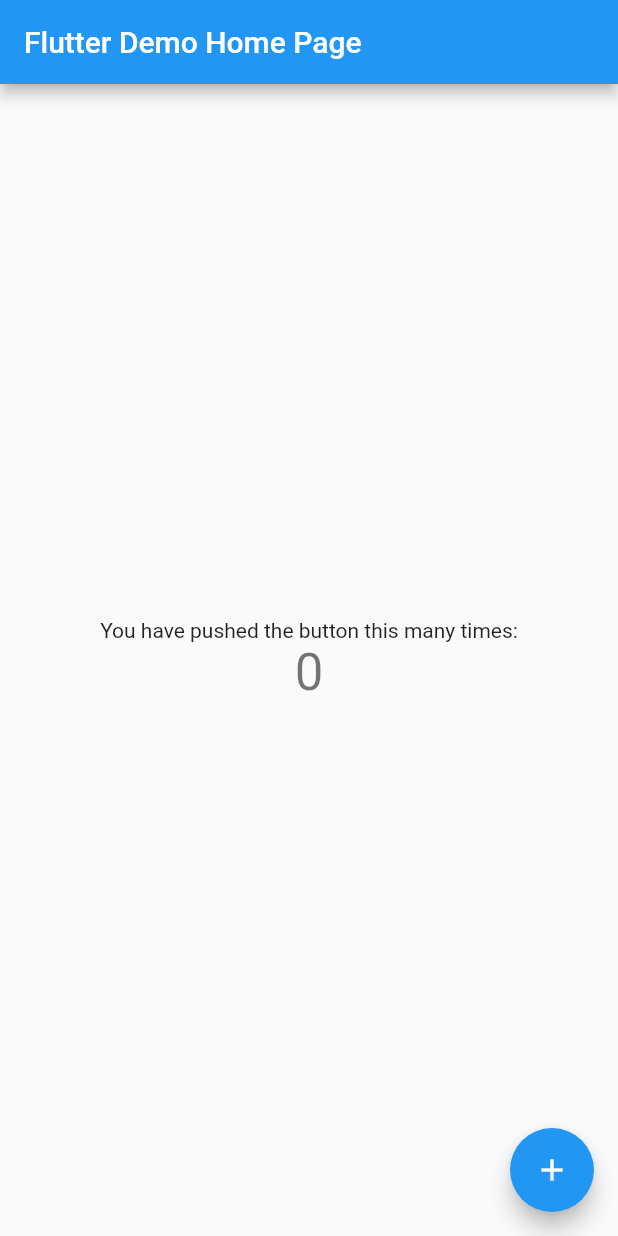
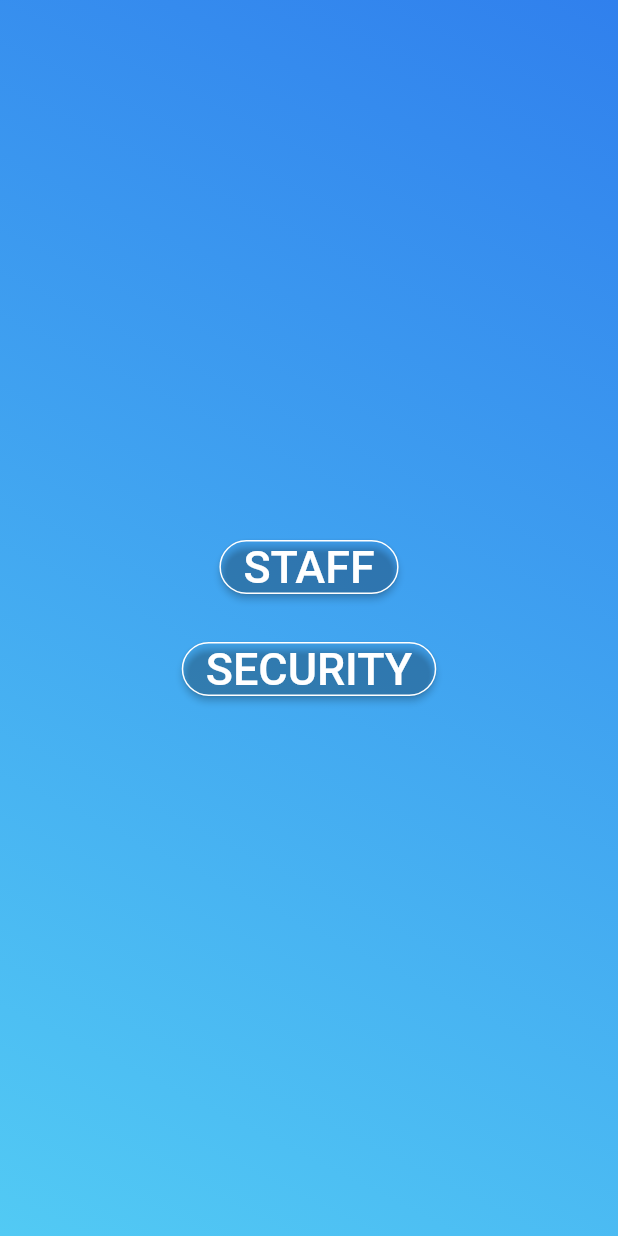
Before and after one commit to GoyalSidhant/SAKEC_GATE, a Flutter app: the screen it shows after launch, on a phone screen of 412 x 824 dp. Run offline on Flutter 3.47's test engine with Material 2 defaults, Android fonts, the phone set to English and light mode, and no system bars.

Commit message:
Startup Screen

```diff
--- a/lib/main.dart
+++ b/lib/main.dart
@@ -1,3 +1,4 @@
+import 'package:SAKEC_GATE/screens/startup.dart';
 import 'package:flutter/material.dart';
 
 void main() {
@@ -9,109 +10,14 @@ class MyApp extends StatelessWidget {
   @override
   Widget build(BuildContext context) {
     return MaterialApp(
-      title: 'Flutter Demo',
+      title: 'SAKEC GATE',
+      debugShowCheckedModeBanner: false,
       theme: ThemeData(
-        // This is the theme of your application.
-        //
-        // Try running your application with "flutter run". You'll see the
-        // application has a blue toolbar. Then, without quitting the app, try
-        // changing the primarySwatch below to Colors.green and then invoke
-        // "hot reload" (press "r" in the console where you ran "flutter run",
-        // or simply save your changes to "hot reload" in a Flutter IDE).
-        // Notice that the counter didn't reset back to zero; the application
-        // is not restarted.
-        primarySwatch: Colors.blue,
-        // This makes the visual density adapt to the platform that you run
-        // the app on. For desktop platforms, the controls will be smaller and
-        // closer together (more dense) than on mobile platforms.
+        primaryColor: Color(0xff51a4da),
         visualDensity: VisualDensity.adaptivePlatformDensity,
       ),
-      home: MyHomePage(title: 'Flutter Demo Home Page'),
+      home: StartupScreen(),
+
     );
   }
 }
-
-class MyHomePage extends StatefulWidget {
-  MyHomePage({Key key, this.title}) : super(key: key);
-
-  // This widget is the home page of your application. It is stateful, meaning
-  // that it has a State object (defined below) that contains fields that affect
-  // how it looks.
-
-  // This class is the configuration for the state. It holds the values (in this
-  // case the title) provided by the parent (in this case the App widget) and
-  // used by the build method of the State. Fields in a Widget subclass are
-  // always marked "final".
-
-  final String title;
-
-  @override
-  _MyHomePageState createState() => _MyHomePageState();
-}
-
-class _MyHomePageState extends State<MyHomePage> {
-  int _counter = 0;
-
-  void _incrementCounter() {
-    setState(() {
-      // This call to setState tells the Flutter framework that something has
-      // changed in this State, which causes it to rerun the build method below
-      // so that the display can reflect the updated values. If we changed
-      // _counter without calling setState(), then the build method would not be
-      // called again, and so nothing would appear to happen.
-      _counter++;
-    });
-  }
-
-  @override
-  Widget build(BuildContext context) {
-    // This method is rerun every time setState is called, for instance as done
-    // by the _incrementCounter method above.
-    //
-    // The Flutter framework has been optimized to make rerunning build methods
-    // fast, so that you can just rebuild anything that needs updating rather
-    // than having to individually change instances of widgets.
-    return Scaffold(
-      appBar: AppBar(
-        // Here we take the value from the MyHomePage object that was created by
-        // the App.build method, and use it to set our appbar title.
-        title: Text(widget.title),
-      ),
-      body: Center(
-        // Center is a layout widget. It takes a single child and positions it
-        // in the middle of the parent.
-        child: Column(
-          // Column is also a layout widget. It takes a list of children and
-          // arranges them vertically. By default, it sizes itself to fit its
-          // children horizontally, and tries to be as tall as its parent.
-          //
-          // Invoke "debug painting" (press "p" in the console, choose the
-          // "Toggle Debug Paint" action from the Flutter Inspector in Android
-          // Studio, or the "Toggle Debug Paint" command in Visual Studio Code)
-          // to see the wireframe for each widget.
-          //
-          // Column has various properties to control how it sizes itself and
-          // how it positions its children. Here we use mainAxisAlignment to
-          // center the children vertically; the main axis here is the vertical
-          // axis because Columns are vertical (the cross axis would be
-          // horizontal).
-          mainAxisAlignment: MainAxisAlignment.center,
-          children: <Widget>[
-            Text(
-              'You have pushed the button this many times:',
-            ),
-            Text(
-              '$_counter',
-              style: Theme.of(context).textTheme.headline4,
-            ),
-          ],
-        ),
-      ),
-      floatingActionButton: FloatingActionButton(
-        onPressed: _incrementCounter,
-        tooltip: 'Increment',
-        child: Icon(Icons.add),
-      ), // This trailing comma makes auto-formatting nicer for build methods.
-    );
-  }
-}
--- /dev/null
+++ b/lib/screens/login_option.dart
@@ -0,0 +1,50 @@
+import 'package:flutter/material.dart';
+
+class LoginOption extends StatelessWidget {
+  @override
+  Widget build(BuildContext context) {
+    var height  = MediaQuery.of(context).size.height;
+    var width = MediaQuery.of(context).size.width;
+    return Scaffold(
+      body: Center(
+        child: Container(
+          height: height,
+          width: width,
+          decoration: BoxDecoration(
+              gradient: LinearGradient(
+                  begin: Alignment.bottomLeft,
+                  end: Alignment.topRight,
+                  colors: [Color(0xff52caf4), Color(0xff3080ed)])),
+          child: Column(
+            mainAxisAlignment: MainAxisAlignment.center,
+            children: [
+              RaisedButton(
+                shape: RoundedRectangleBorder(
+                    borderRadius: BorderRadius.circular(18.0),
+                    side: BorderSide(color: Colors.white)),
+                onPressed: () {},
+                color: Colors.transparent,
+                textColor: Colors.white,
+                child:
+                    Text("Staff".toUpperCase(), style: TextStyle(fontSize: 30)),
+              ),
+            SizedBox(
+                height: 20,
+              ),
+              RaisedButton(
+                shape: RoundedRectangleBorder(
+                    borderRadius: BorderRadius.circular(18.0),
+                    side: BorderSide(color: Colors.white)),
+                onPressed: () {},
+                color: Colors.transparent,
+                textColor: Colors.white,
+                child:
+                    Text("Security".toUpperCase(), style: TextStyle(fontSize: 30)),
+              ),
+            ],
+          ),
+        ),
+      ),
+    );
+  }
+}
```
Also changed, not shown: lib/screens/startup.dart (added, +58 -0 lines), pubspec.yaml (+3 -54 lines), assets/logo.png (added).
